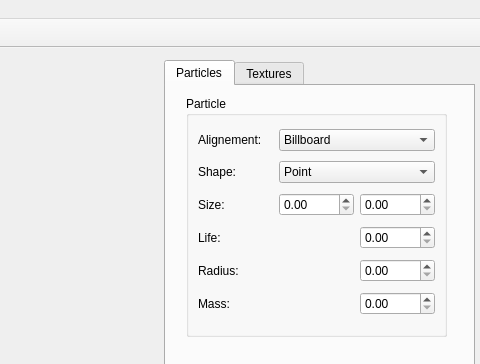
This is include/designerfiles/Pantocrator2.ui in jtorresfabra/pantocrator as Qt 5 draws it before an edit; both pictures show x 524 to 1004 and y 0 to 364 of the 1004 by 836 pixel window. The edited form follows.
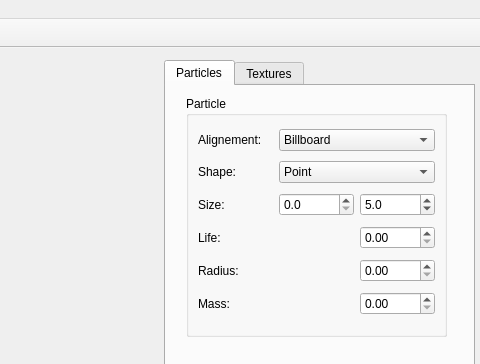
This is the edited form. Icons and pictures are not drawn. Custom widgets are drawn as their Qt base class.

```diff
--- a/include/designerfiles/Pantocrator2.ui
+++ b/include/designerfiles/Pantocrator2.ui
@@ -39,7 +39,7 @@
      <height>755</height>
     </rect>
    </property>
-   <widget class="QWidget" name="" >
+   <widget class="QWidget" name="layoutWidget" >
     <property name="geometry" >
      <rect>
       <x>0</x>
@@ -204,10 +204,30 @@
            <widget class="QDoubleSpinBox" name="doubleSpinBox_4" />
           </item>
           <item row="2" column="3" >
-           <widget class="QDoubleSpinBox" name="doubleSpinBox_5" />
+           <widget class="QDoubleSpinBox" name="doubleSpinBox_5" >
+            <property name="decimals" >
+             <number>1</number>
+            </property>
+            <property name="maximum" >
+             <double>50.000000000000000</double>
+            </property>
+            <property name="singleStep" >
+             <double>0.100000000000000</double>
+            </property>
+            <property name="value" >
+             <double>5.000000000000000</double>
+            </property>
+           </widget>
           </item>
           <item row="2" column="2" >
-           <widget class="QDoubleSpinBox" name="doubleSpinBox" />
+           <widget class="QDoubleSpinBox" name="doubleSpinBox" >
+            <property name="decimals" >
+             <number>1</number>
+            </property>
+            <property name="maximum" >
+             <double>50.000000000000000</double>
+            </property>
+           </widget>
           </item>
          </layout>
         </widget>
```
Left out of the diff: 59 changed lines with no effect on the pictures.
